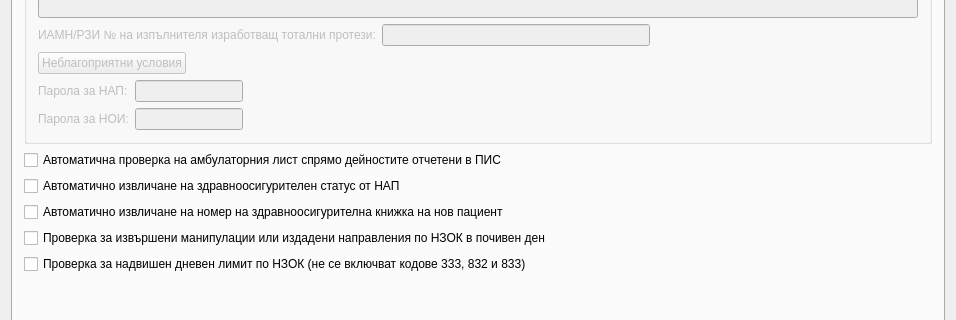
Old version of the form src/View/Widgets/SettingsDialog.ui in the repository thefinalcutbg/DinoDent; both pictures show x 0 to 956 and y 160 to 480 of the 956 by 657 pixel window.
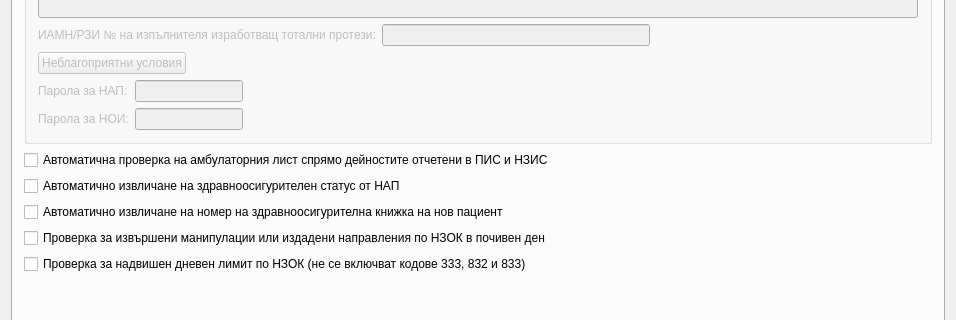
New version of the form. The open tabs and pages were chosen to show the change. Custom widgets are drawn as their Qt base class.

```diff
--- a/src/View/Widgets/SettingsDialog.ui
+++ b/src/View/Widgets/SettingsDialog.ui
@@ -2053,7 +2053,7 @@
        <item>
         <widget class="QCheckBox" name="autoPisCheck">
          <property name="text">
-          <string>Автоматична проверка на амбулаторния лист спрямо дейностите отчетени в ПИС</string>
+          <string>Автоматична проверка на амбулаторния лист спрямо дейностите отчетени в ПИС и НЗИС</string>
          </property>
         </widget>
        </item>
```
